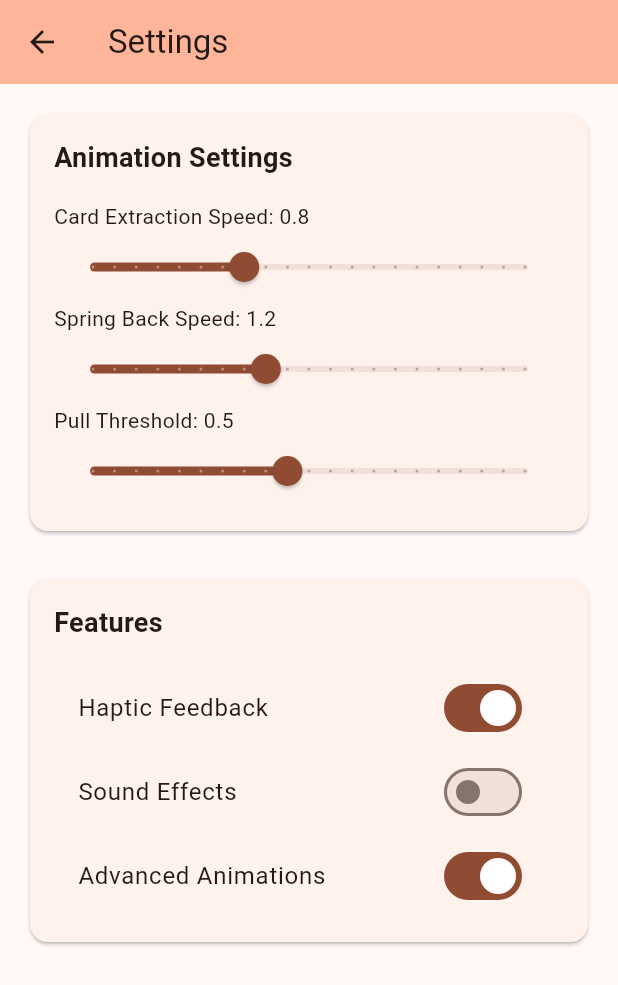
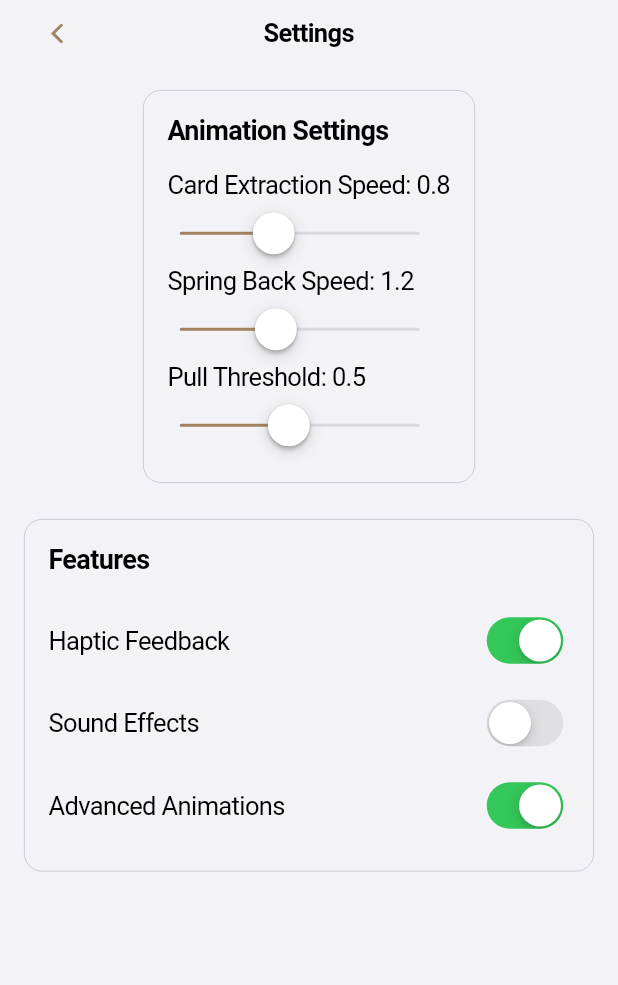
Before and after one commit to Zu9zwan9/wisdom_pocket, a Flutter app: the SettingsPage screen opened by its route, on a phone screen of 412 x 824 dp. Shown: the top 985 px of the screen. Run offline on Flutter 3.47's test engine with Material 3 defaults, Android fonts, the phone set to English and light mode, and no system bars; our stand-ins replace shared_preferences; missing offline and left inert: graphx; accounts and stored records are empty.

Commit message:
design updated, changed material to cupertino

```diff
--- a/lib/pages/settings_page.dart
+++ b/lib/pages/settings_page.dart
@@ -1,4 +1,4 @@
-import 'package:flutter/material.dart';
+import 'package:flutter/cupertino.dart';
 import '../services/animation_settings.dart';
 import '../services/feature_flags.dart';
 
@@ -16,18 +16,30 @@ class _SettingsPageState extends State<SettingsPage> {
   @override
   void initState() {
     super.initState();
+    try {
       animSettings = AnimationSettings.instance;
       featureFlags = FeatureFlags.instance;
+    } catch (e) {
+      // Fallback если синглтоны не инициализированы
+      print('Error accessing settings: $e');
+      // Можно добавить дефолтные значения или показать ошибку пользователю
+    }
   }
 
   @override
   Widget build(BuildContext context) {
-    return Scaffold(
-      appBar: AppBar(
-        title: const Text('Settings'),
-        backgroundColor: Theme.of(context).colorScheme.inversePrimary,
+    return CupertinoPageScaffold(
+      navigationBar: CupertinoNavigationBar(
+        middle: const Text('Settings'),
+        backgroundColor: CupertinoColors.systemGroupedBackground,
+        leading: CupertinoButton(
+          padding: EdgeInsets.zero,
+          child: const Icon(CupertinoIcons.back),
+          onPressed: () => Navigator.pop(context),
         ),
-      body: Padding(
+      ),
+      child: SafeArea(
+        child: Padding(
           padding: const EdgeInsets.all(16.0),
           child: Column(
             children: [
@@ -37,11 +49,20 @@ class _SettingsPageState extends State<SettingsPage> {
             ],
           ),
         ),
+      ),
     );
   }
 
   Widget _buildAnimationSettings() {
-    return Card(
+    return Container(
+      decoration: BoxDecoration(
+        color: CupertinoColors.systemGroupedBackground,
+        borderRadius: BorderRadius.circular(12),
+        border: Border.all(
+          color: CupertinoColors.separator,
+          width: 0.5,
+        ),
+      ),
       child: Padding(
         padding: const EdgeInsets.all(16.0),
         child: Column(
@@ -89,7 +110,15 @@ class _SettingsPageState extends State<SettingsPage> {
   }
 
   Widget _buildFeatureFlags() {
-    return Card(
+    return Container(
+      decoration: BoxDecoration(
+        color: CupertinoColors.systemGroupedBackground,
+        borderRadius: BorderRadius.circular(12),
+        border: Border.all(
+          color: CupertinoColors.separator,
+          width: 0.5,
+        ),
+      ),
       child: Padding(
         padding: const EdgeInsets.all(16.0),
         child: Column(
@@ -141,7 +170,7 @@ class _SettingsPageState extends State<SettingsPage> {
       crossAxisAlignment: CrossAxisAlignment.start,
       children: [
         Text('$title: ${value.toStringAsFixed(1)}'),
-        Slider(
+        CupertinoSlider(
           value: value,
           min: min,
           max: max,
@@ -157,10 +186,18 @@ class _SettingsPageState extends State<SettingsPage> {
     bool value,
     ValueChanged<bool> onChanged,
   ) {
-    return SwitchListTile(
-      title: Text(title),
+    return Padding(
+      padding: const EdgeInsets.symmetric(vertical: 8.0),
+      child: Row(
+        mainAxisAlignment: MainAxisAlignment.spaceBetween,
+        children: [
+          Text(title),
+          CupertinoSwitch(
             value: value,
             onChanged: onChanged,
+          ),
+        ],
+      ),
     );
   }
 }
```
Also changed, not shown: lib/main.dart (+51 -10 lines), lib/pages/home_page.dart (+26 -14 lines), lib/widgets/pocket_extraction_widget.dart (+43 -22 lines), 1 other file. Lines whose indentation alone changed are shown as unchanged.
